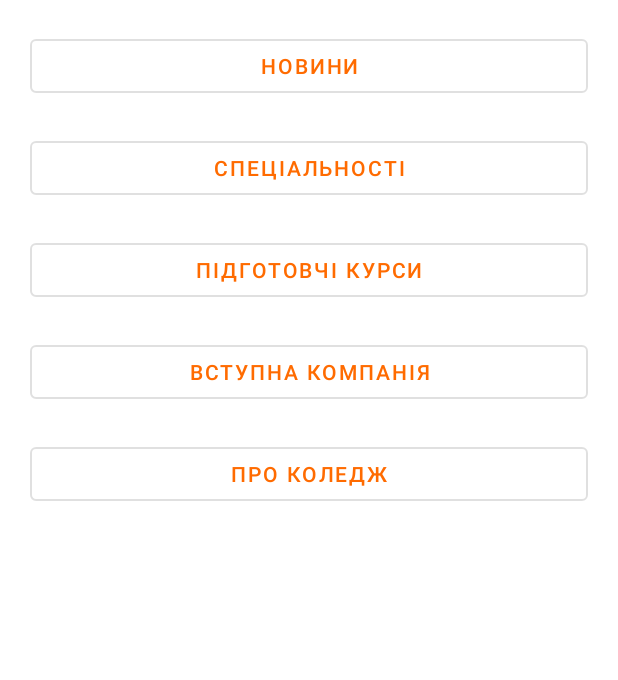
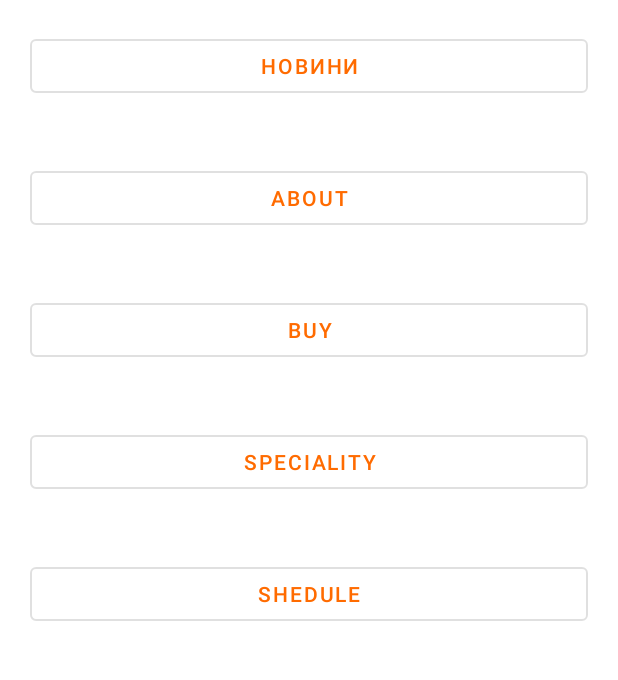
Before and after one commit to FREEGREAT/kpkhub, an Android app: the fragment Home shown on its own in the app's theme, on a phone screen of 412 x 824 dp, the part 215-895 px from its top. Run offline under Robolectric (Android 15) with nearby library versions, the light colour scheme and no system bars.

Commit message:
Create recycler btn

```diff
--- a/app/src/main/java/com/example/kpkhub/Btn.kt
+++ b/app/src/main/java/com/example/kpkhub/Btn.kt
@@ -1,3 +1,4 @@
 package com.example.kpkhub
 
-data class Btn()
+
+data class Btn(var Name: String)
--- a/app/src/main/java/com/example/kpkhub/Home.kt
+++ b/app/src/main/java/com/example/kpkhub/Home.kt
@@ -1,20 +1,22 @@
 package com.example.kpkhub
 
-import android.content.Intent
 import android.os.Bundle
+import android.util.Log
 import androidx.fragment.app.Fragment
 import android.view.LayoutInflater
 import android.view.View
 import android.view.ViewGroup
-import android.webkit.WebView
-import android.webkit.WebViewClient
-import android.widget.Button
-import androidx.databinding.DataBindingUtil.setContentView
+import android.widget.Toast
+import androidx.recyclerview.widget.LinearLayoutManager
+import androidx.recyclerview.widget.RecyclerView
+import androidx.recyclerview.widget.RecyclerView.LayoutManager as RecyclerViewLayoutManager
 
 // TODO: Rename parameter arguments, choose names that match
 // the fragment initialization parameters, e.g. ARG_ITEM_NUMBER
 private const val ARG_PARAM1 = "param1"
 private const val ARG_PARAM2 = "param2"
+
+
 
 /**
  * A simple [Fragment] subclass.
@@ -26,8 +28,14 @@ class Home : Fragment() {
     private var param1: String? = null
     private var param2: String? = null
 
+    private  lateinit var btnRecyclerView: RecyclerView
+    private  lateinit var btnArrayList: ArrayList<Btn>
+    lateinit var btnName: Array<String>
+
     override fun onCreate(savedInstanceState: Bundle?) {
         super.onCreate(savedInstanceState)
+
+
         arguments?.let {
             param1 = it.getString(ARG_PARAM1)
             param2 = it.getString(ARG_PARAM2)
@@ -37,19 +45,15 @@ class Home : Fragment() {
     override fun onCreateView(
         inflater: LayoutInflater, container: ViewGroup?,
         savedInstanceState: Bundle?
+
+
+
     ): View? {
         return inflater.inflate(R.layout.fragment_home, container, false)
 
     }
 
-    override fun onViewCreated(view: View, savedInstanceState: Bundle?) {
-        super.onViewCreated(view, savedInstanceState)
-        val specialty: Button? = view?.findViewById(R.id.specialties)
-        specialty?.setOnClickListener{
-            val intent = Intent(requireActivity(), SpecialtyActivity::class.java)
-            startActivity(intent)
-        }
-    }
+
 
     companion object {
         /**
@@ -70,4 +74,52 @@ class Home : Fragment() {
                 }
             }
     }
+
+
+    override fun onViewCreated(view: View, savedInstanceState: Bundle?) {
+        super.onViewCreated(view, savedInstanceState)
+
+
+        btnName = arrayOf(
+            "Новини",
+            "About",
+            "buy",
+            "speciality",
+            "Shedule"
+        )
+
+        btnRecyclerView = view.findViewById(R.id.rcBTN)
+        btnRecyclerView.layoutManager = LinearLayoutManager(context)
+        btnRecyclerView.setHasFixedSize(true)
+
+        btnArrayList = arrayListOf<Btn>()
+        getBtndata()
+
+    }
+
+    private  fun getBtndata(){
+        for (i in btnName.indices){
+
+            val btn = Btn(btnName[i])
+            btnArrayList.add(btn)
+        }
+        var adapter = MyAdapter(btnArrayList)
+        btnRecyclerView.adapter = adapter
+
+        adapter.setBtnClickListener(object : MyAdapter.onBtnClickListener{
+            override fun onBtnClick(position: Int) {
+                when (position){
+                    0->{
+
+                    }
+                }
+            }
+
+        } )
+
+    }
+
+
+
+
 }
--- a/app/src/main/java/com/example/kpkhub/MainActivity.kt
+++ b/app/src/main/java/com/example/kpkhub/MainActivity.kt
@@ -30,7 +30,6 @@ class MainActivity : AppCompatActivity() {
 
                 }
             }
-
             true
         }
         binding.bottomNavigationView.selectedItemId = R.id.home
--- a/app/src/main/java/com/example/kpkhub/MyAdapter.kt
+++ b/app/src/main/java/com/example/kpkhub/MyAdapter.kt
@@ -1,4 +1,63 @@
 package com.example.kpkhub
 
-class MyAdapter {
+import android.annotation.SuppressLint
+import android.util.Log
+import android.view.LayoutInflater
+import android.view.View
+import android.view.ViewGroup
+import android.widget.ArrayAdapter
+import android.widget.Button
+import androidx.appcompat.app.AppCompatActivity
+import androidx.recyclerview.widget.RecyclerView
+
+
+
+class MyAdapter(private  val btnList: ArrayList<Btn>): RecyclerView.Adapter<MyAdapter.MyViewHolder>() {
+
+    private lateinit var btnListener : onBtnClickListener
+
+    interface  onBtnClickListener{
+
+        fun onBtnClick(position: Int)
+
+    }
+
+    fun setBtnClickListener(listener: onBtnClickListener){
+
+        btnListener = listener
+
+    }
+
+
+    override fun onCreateViewHolder(parent: ViewGroup, viewType: Int): MyViewHolder {
+        val buttonView = LayoutInflater.from(parent.context).inflate(R.layout.btn_item,
+        parent, false)
+        return MyViewHolder(buttonView, btnListener)
+    }
+
+
+    override fun getItemCount(): Int {
+        return btnList.size
+
+    }
+
+    override fun onBindViewHolder(holder: MyViewHolder,position: Int) {
+        val currentBtn = btnList[position]
+
+        holder.btnName.setText(currentBtn.Name)
+
+    }
+
+    class MyViewHolder(btnView: View, listener: onBtnClickListener) : RecyclerView.ViewHolder(btnView){
+        val btnName : Button = itemView.findViewById(R.id.btn)
+
+        init {
+            btnName.setOnClickListener{
+
+                listener.onBtnClick(adapterPosition)
+
+            }
+        }
+
+    }
 }
--- a/app/src/main/res/layout/btn_item.xml
+++ b/app/src/main/res/layout/btn_item.xml
@@ -1,6 +1,20 @@
 <?xml version="1.0" encoding="utf-8"?>
 <androidx.constraintlayout.widget.ConstraintLayout xmlns:android="http://schemas.android.com/apk/res/android"
-             android:layout_width="match_parent"
-             android:layout_height="match_parent">
+    xmlns:app="http://schemas.android.com/apk/res-auto"
+    xmlns:tools="http://schemas.android.com/tools"
+    android:layout_width="match_parent"
+    android:layout_height="wrap_content">
+
+    <Button
+        android:id="@+id/btn"
+        style="@style/Button"
+        android:layout_width="match_parent"
+        android:layout_height="match_parent"
+        android:layout_marginBottom="50dp"
+        android:text="Новини"
+        android:textColor="#FF6B00"
+        app:layout_constraintBottom_toBottomOf="parent"
+        app:layout_constraintTop_toTopOf="parent"
+        tools:layout_editor_absoluteX="40dp" />
 
 </androidx.constraintlayout.widget.ConstraintLayout>
--- a/app/src/main/res/layout/fragment_home.xml
+++ b/app/src/main/res/layout/fragment_home.xml
@@ -7,7 +7,7 @@
         android:layout_height="match_parent"
         tools:context=".Home">
 
-        <ImageView
+    <ImageView
             android:id="@+id/logo"
             android:layout_width="wrap_content"
             android:layout_height="wrap_content"
@@ -19,56 +19,67 @@
             app:layout_constraintStart_toStartOf="parent"
             app:layout_constraintTop_toTopOf="parent" />
 
-    <Button
-        android:id="@+id/news"
-        style="@style/Button"
-        android:text="Новини"
-        android:textColor="#FF6B00"
+    <androidx.recyclerview.widget.RecyclerView
+        android:id="@+id/rcBTN"
+        android:layout_width="0dp"
+        android:layout_height="0dp"
+        app:layout_constraintBottom_toBottomOf="parent"
         app:layout_constraintEnd_toEndOf="parent"
-        app:layout_constraintHorizontal_bias="0.6"
+        app:layout_constraintHorizontal_bias="0.0"
         app:layout_constraintStart_toStartOf="parent"
-        app:layout_constraintTop_toBottomOf="@+id/logo" />
+        app:layout_constraintTop_toBottomOf="@+id/logo"
+        app:layout_constraintVertical_bias="0.0" />
 
-    <Button
-            android:id="@+id/specialties"
-            style="@style/Button"
-            android:text="Спеціальності"
-            android:textColor="#FF6B00"
-            android:layout_marginTop="20dp"
-            app:layout_constraintEnd_toEndOf="parent"
-            app:layout_constraintStart_toStartOf="parent"
-            app:layout_constraintTop_toBottomOf="@+id/news"
-            />
+    <!--    <Button-->
+<!--        android:id="@+id/news"-->
+<!--        style="@style/Button"-->
+<!--        android:text="Новини"-->
+<!--        android:textColor="#FF6B00"-->
+<!--        app:layout_constraintEnd_toEndOf="parent"-->
+<!--        app:layout_constraintHorizontal_bias="0.6"-->
+<!--        app:layout_constraintStart_toStartOf="parent"-->
+<!--        app:layout_constraintTop_toBottomOf="@+id/logo" />-->
 
-        <Button
-            android:id="@+id/courses"
-            style="@style/Button"
-            android:text="Підготовчі курси"
-            android:textColor="#FF6B00"
-            app:layout_constraintEnd_toEndOf="parent"
-            app:layout_constraintHorizontal_bias="0.0"
-            app:layout_constraintStart_toStartOf="parent"
-            app:layout_constraintTop_toBottomOf="@+id/specialties" />
+<!--    <Button-->
+<!--            android:id="@+id/specialties"-->
+<!--            style="@style/Button"-->
+<!--            android:text="Спеціальності"-->
+<!--            android:textColor="#FF6B00"-->
+<!--            android:layout_marginTop="20dp"-->
+<!--            app:layout_constraintEnd_toEndOf="parent"-->
+<!--            app:layout_constraintStart_toStartOf="parent"-->
+<!--            app:layout_constraintTop_toBottomOf="@+id/news"-->
+<!--            />-->
 
-        <Button
-            android:id="@+id/intro"
-            style="@style/Button"
-            android:text="Вступна компанія"
-            android:textColor="#FF6B00"
-            app:layout_constraintEnd_toEndOf="parent"
-            app:layout_constraintHorizontal_bias="0.0"
-            app:layout_constraintStart_toStartOf="parent"
-            app:layout_constraintTop_toBottomOf="@+id/courses" />
+<!--        <Button-->
+<!--            android:id="@+id/courses"-->
+<!--            style="@style/Button"-->
+<!--            android:text="Підготовчі курси"-->
+<!--            android:textColor="#FF6B00"-->
+<!--            app:layout_constraintEnd_toEndOf="parent"-->
+<!--            app:layout_constraintHorizontal_bias="0.0"-->
+<!--            app:layout_constraintStart_toStartOf="parent"-->
+<!--            app:layout_constraintTop_toBottomOf="@+id/specialties" />-->
 
-        <Button
-            android:id="@+id/about"
-            style="@style/Button"
-            android:text="Про коледж"
-            android:textColor="#FF6B00"
-            app:layout_constraintEnd_toEndOf="parent"
-            app:layout_constraintHorizontal_bias="0.0"
-            app:layout_constraintStart_toStartOf="parent"
-            app:layout_constraintTop_toBottomOf="@+id/intro" />
+<!--        <Button-->
+<!--            android:id="@+id/intro"-->
+<!--            style="@style/Button"-->
+<!--            android:text="Вступна компанія"-->
+<!--            android:textColor="#FF6B00"-->
+<!--            app:layout_constraintEnd_toEndOf="parent"-->
+<!--            app:layout_constraintHorizontal_bias="0.0"-->
+<!--            app:layout_constraintStart_toStartOf="parent"-->
+<!--            app:layout_constraintTop_toBottomOf="@+id/courses" />-->
+
+<!--        <Button-->
+<!--            android:id="@+id/about"-->
+<!--            style="@style/Button"-->
+<!--            android:text="Про коледж"-->
+<!--            android:textColor="#FF6B00"-->
+<!--            app:layout_constraintEnd_toEndOf="parent"-->
+<!--            app:layout_constraintHorizontal_bias="0.0"-->
+<!--            app:layout_constraintStart_toStartOf="parent"-->
+<!--            app:layout_constraintTop_toBottomOf="@+id/intro" />-->
 
 <!--        <Button-->
 <!--            android:id="@+id/buy"-->
--- a/app/src/main/res/values/strings.xml
+++ b/app/src/main/res/values/strings.xml
@@ -2,4 +2,12 @@
     <string name="app_name">KPKhub</string>
     <!-- TODO: Remove or change this placeholder text -->
     <string name="hello_blank_fragment">Hello blank fragment</string>
+
+    <string  name="news">Новини</string>
+    <string  name="speciality">Спеціальності</string>
+    <string name="courses">Підготовчі курси</string>
+    <string name="campain">Вступна компанія</string>
+    <string  name="about">Про коледж</string>
+    <string  name="buy">Купити курсову/практичні</string>
+
 </resources>
```
